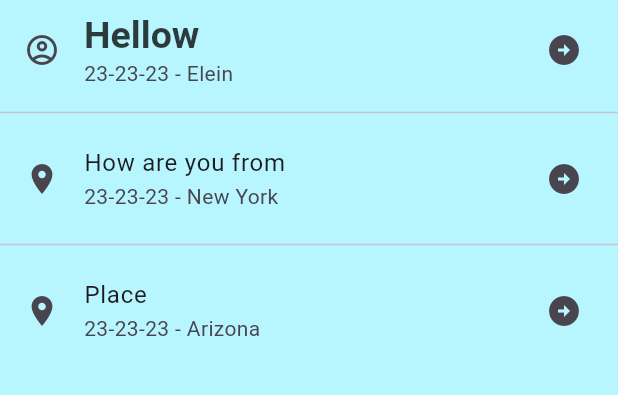
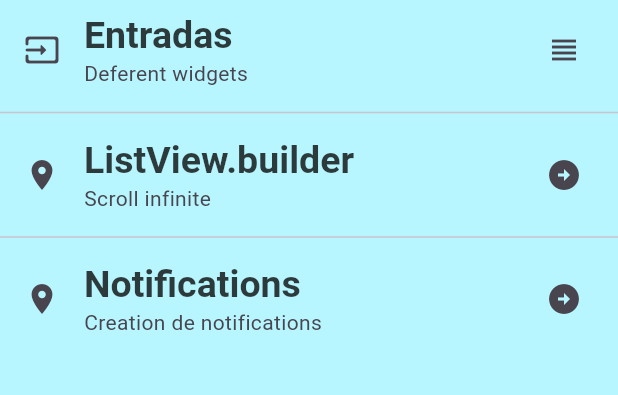
Before and after one commit to SpideryBook7/Componentes_flutter, a Flutter app: the screen it shows after launch, on a phone screen of 412 x 824 dp, the part 84-479 px from its top. Run offline on Flutter 3.47's test engine with Material 3 defaults, Android fonts, the phone set to English and light mode, and no system bars; Roboto replaces fonts that are missing (sans-seriif).

Commit message:
Changing the content of the ListTiles

```diff
--- a/lib/home_screen.dart
+++ b/lib/home_screen.dart
@@ -14,26 +14,28 @@ class HomeScreen extends StatelessWidget {
       body: ListView(
         children: [
           ListTile(
-            leading: const Icon(Icons.account_circle_outlined),
+            leading: const Icon(Icons.input_rounded),
             title: Text(
-              'Hellow ',
+              'Entradas ',
               style: Theme.of(context).textTheme.headlineLarge,
             ),
-            subtitle: const Text('23-23-23 - Elein'),
+            subtitle: const Text('Deferent widgets'),
+            trailing: const Icon(Icons.view_headline),
+          ),
+          const Divider(),
+          ListTile(
+            leading: const Icon(Icons.place),
+            title: Text('ListView.builder ', style: Theme.of(context).textTheme.headlineLarge,
+            ),
+            subtitle: const Text('Scroll infinite'),
             trailing: const Icon(Icons.arrow_circle_right),
           ),
           Divider(),
           ListTile(
             leading: const Icon(Icons.place),
-            title: Text('How are you from '),
-            subtitle: const Text('23-23-23 - New York'),
-            trailing: const Icon(Icons.arrow_circle_right),
-          ),
-          Divider(),
-          ListTile(
-            leading: const Icon(Icons.place),
-            title: Text('Place'),
-            subtitle: const Text('23-23-23 - Arizona'),
+            title: Text('Notifications', style: Theme.of(context).textTheme.headlineLarge,
+            ),
+            subtitle: const Text('Creation de notifications'),
             trailing: const Icon(Icons.arrow_circle_right),
           ),
         ],
```
